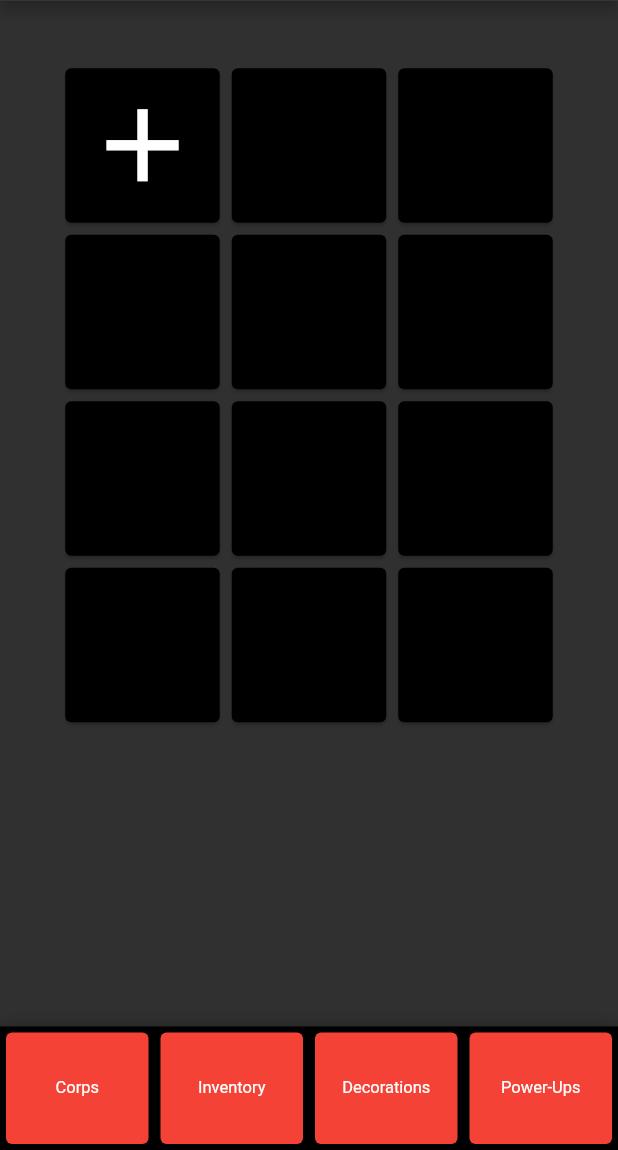
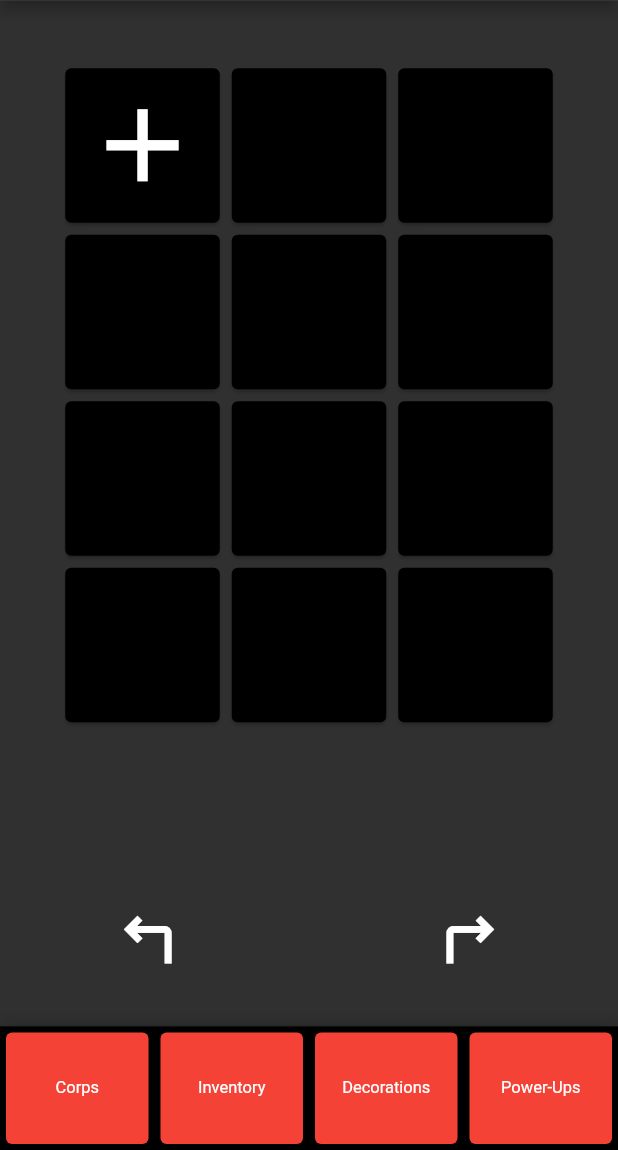
Before and after one commit to scancetin/idle-game, a Flutter app: the screen it shows after launch, on a phone screen of 412 x 824 dp, the part 86-1236 px from its top. Run offline on Flutter 3.47's test engine with Material 2 defaults, Android fonts, the phone set to English and light mode, and no system bars; drawn by our look-alikes of sliding_up_panel; our stand-ins replace shared_preferences, sizer.

Commit message:
new layout

```diff
--- a/lib/controller/user_stats_controller.dart
+++ b/lib/controller/user_stats_controller.dart
@@ -36,7 +36,7 @@ class UserStatsController {
   void idleIncome(CropController cropCon) {
     Timer.periodic(const Duration(seconds: 1), (timer) {
       setCoinByType(false, incomePerSecond(cropCon));
-      print(incomePerSecond(cropCon));
+      // print(incomePerSecond(cropCon));
     });
   }
 
@@ -45,15 +45,15 @@ class UserStatsController {
     int revForSec = 0;
 
     while (i < cropCon.cropSize()) {
-      revForSec += calcCropIncome(KCrop.cropIncomes[cropCon.cropByPlotId(i)], int.parse(cropCon.cropLevel(i)));
+      revForSec += calcCropIncome(KCrop.cropIncomes[cropCon.cropByPlotId(i)], cropCon.cropLevel(i));
       i++;
     }
     return revForSec;
   }
 
   //! listView ile sonsuz tarla yapmak yerine 12 slotluk sonsuz tarla yapmak daha mantıklı,
-  //! bunun için plotSize'ı tarla adeti olarak kullanıp, sağa ve sola birer geçiş butonu koyabiliriz.
-  //! mantıksal işlemler için -> listView buildera cropSize yerine 12 verilir,
+  //!
+  //!
 
   //!!! functions for game - create class for functions, this will be complex
   //! write function for level-xp
@@ -62,7 +62,7 @@ class UserStatsController {
   }
 
   //! write function for cropIncome - level
-  int calcCropIncome(int cropIncome, int cropLevel) {
+  int calcCropIncome(int cropIncome, String cropLevel) {
     return cropIncome;
   }
 
--- a/lib/model/crop_model.dart
+++ b/lib/model/crop_model.dart
@@ -7,6 +7,7 @@ class CropModel extends ChangeNotifier {
   static late SharedPreferences _prefs;
   static const String _plotSize = "plotSize";
   static const String _cropSize = "cropSize";
+  static const String _currentPlot = "cPlot";
 
   static const String _cropsById = "cropsById";
   static const String _cropsLevel = "cropsLevel";
@@ -20,22 +21,26 @@ class CropModel extends ChangeNotifier {
 
   int get plotSize => _prefs.getInt(_plotSize) ?? 4;
   int get cropSize => _prefs.getInt(_cropSize) ?? 0;
+  int get currentPlot => _prefs.getInt(_currentPlot) ?? 0;
 
   List<String> get cropsById => _prefs.getStringList(_cropsById) ?? [];
   List<String> get cropsLevel => _prefs.getStringList(_cropsLevel) ?? [];
-  int cropByPlotId(int plotId) => int.parse(cropsById[plotId]);
 
   List<String> get invCrop => _prefs.getStringList(_inventoryCrop) ?? [];
   List<String> get invLevel => _prefs.getStringList(_inventoryLevel) ?? [];
   int? get invSize => _prefs.getStringList(_inventoryCrop)?.length;
 
   Future addPlot() async {
-    await _prefs.setInt(_plotSize, plotSize + 1);
+    await _prefs.setInt(_plotSize, plotSize + 4);
     notifyListeners();
   }
 
-  Future deletePlot() async {
-    await _prefs.setInt(_plotSize, plotSize - 1);
+  // Future deletePlot() async {
+  //   await _prefs.setInt(_plotSize, plotSize - 1);
+  // }
+
+  Future changeCurrentPlot(int newPlot) async {
+    await _prefs.setInt(_currentPlot, newPlot);
   }
 
   Future addCrop(int cropId, int level) async {
@@ -43,7 +48,7 @@ class CropModel extends ChangeNotifier {
     await _prefs.setStringList(_cropsLevel, cropsLevel + [level.toString()]);
     await _prefs.setInt(_cropSize, cropSize + 1);
 
-    if (cropSize > plotSize * 3 - 3) addPlot();
+    if (cropSize % 12 == 0 && cropSize == plotSize * 3) addPlot();
 
     notifyListeners();
   }
@@ -58,7 +63,7 @@ class CropModel extends ChangeNotifier {
     await _prefs.setStringList(_cropsLevel, newLevelList);
     await _prefs.setInt(_cropSize, cropSize - 1);
 
-    if (cropSize % 3 == 2 && plotSize > 4) deletePlot();
+    // if (cropSize % 3 == 2 && plotSize > 4) deletePlot();
 
     notifyListeners();
   }
--- a/lib/view/layout/crop_plot_layout.dart
+++ b/lib/view/layout/crop_plot_layout.dart
@@ -1,4 +1,4 @@
-// ignore_for_file: prefer_const_literals_to_create_immutables, prefer_const_constructors
+// ignore_for_file: prefer_const_literals_to_create_immutables, prefer_const_constructors, avoid_print, prefer_interpolation_to_compose_strings
 
 import 'package:flutter/material.dart';
 import 'package:idle_game/controller/crop_controller.dart';
@@ -20,11 +20,41 @@ class CropPlotLayout extends StatelessWidget {
     return Padding(
       padding: EdgeInsets.only(bottom: KSizer.cropPaddingB, top: KSizer.cropPaddingT),
       child: Consumer<CropModel>(builder: (context, model, child) {
-        return ListView.builder(
-            itemCount: cropCon.plotSize(),
-            itemBuilder: (context, index) {
-              return CropPlotLine(cropLineNo: index);
-            });
+        return Column(
+          children: [
+            Expanded(
+              child: ListView.builder(
+                  itemCount: cropCon.plotSize(),
+                  itemBuilder: (context, index) {
+                    return CropPlotLine(cropLineNo: index);
+                  }),
+            ),
+            Row(
+              mainAxisAlignment: MainAxisAlignment.spaceAround,
+              children: [
+                IconButton(
+                    onPressed: () {
+                      if (cropCon.currentPlot() > 0) {
+                        cropCon.changeCurrentPlot(cropCon.currentPlot() - 1);
+                      }
+                      print("left: " + cropCon.currentPlot().toString());
+                    },
+                    icon: Icon(Icons.turn_left),
+                    iconSize: KSizer.setIconS * 2),
+                IconButton(
+                    onPressed: () {
+                      if (cropCon.currentPlot() < cropCon.plotSize() / 4) {
+                        cropCon.changeCurrentPlot(cropCon.currentPlot() + 1);
+                      }
+                      print("right: " + cropCon.currentPlot().toString());
+                      print("plotsize: " + cropCon.plotSize().toString());
+                    },
+                    icon: Icon(Icons.turn_right),
+                    iconSize: KSizer.setIconS * 2),
+              ],
+            )
+          ],
+        );
       }),
     );
   }
```
Also changed, not shown: lib/controller/crop_controller.dart (+9 -1 lines).
